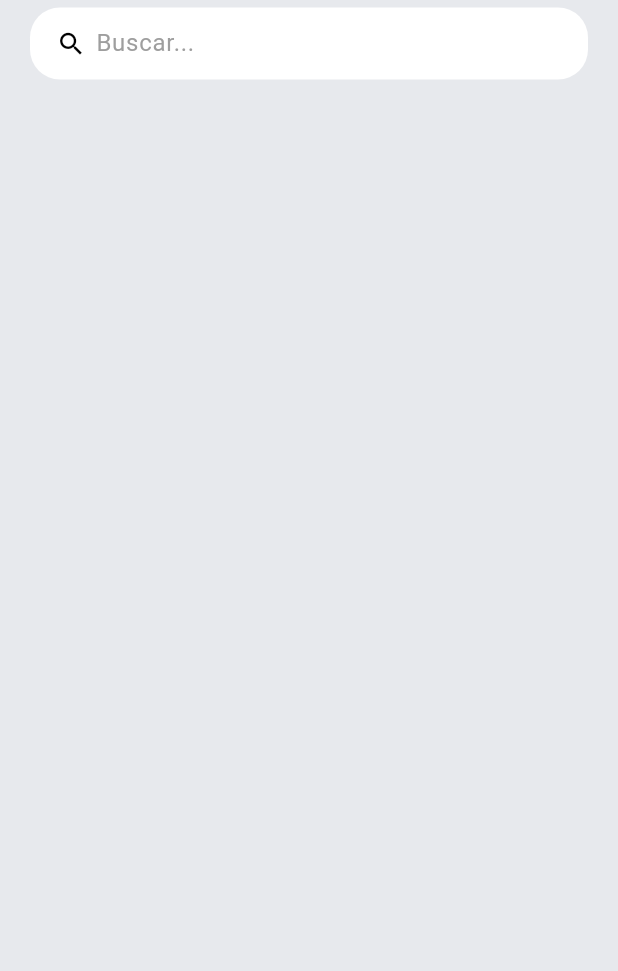
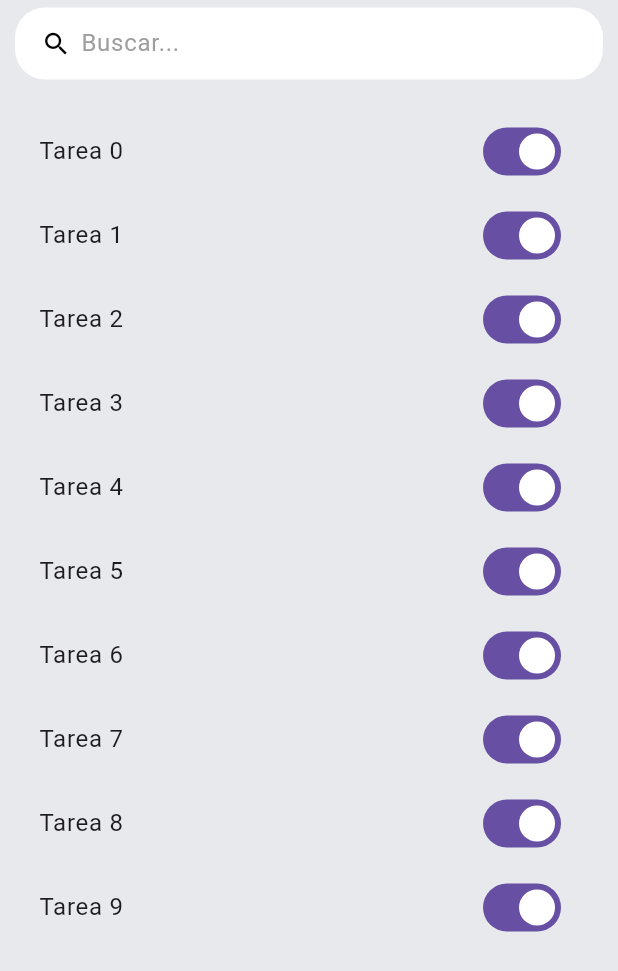
Before and after one commit to Klerith/flutter-todo, a Flutter app: the screen it shows after launch, on a phone screen of 412 x 824 dp. Shown: the top 971 px of the screen. Run offline on Flutter 3.47's test engine with Material 3 defaults, Android fonts, the phone set to English and light mode, and no system bars.

Commit message:
Update imports and padding in HomeScreen

```diff
--- a/lib/presentation/screens/home_screen.dart
+++ b/lib/presentation/screens/home_screen.dart
@@ -1,18 +1,26 @@
 import 'package:flutter/material.dart';
-import 'package:flutter_riverpod/presentation/widgets/search_inputbox.dart';
+import 'package:flutter_riverpod/presentation/widgets/input_boxes/search_inputbox.dart';
+import 'package:flutter_riverpod/presentation/widgets/todo/todo_listview.dart';
 
 class HomeScreen extends StatelessWidget {
   const HomeScreen({Key? key}) : super(key: key);
   @override
   Widget build(BuildContext context) {
+
     return const Scaffold(
       body: SafeArea(
         child: Padding(
-          padding: EdgeInsets.symmetric(horizontal: 20, vertical: 5 ),
+          padding: EdgeInsets.symmetric(horizontal: 10, vertical: 5 ),
           child: Column(
+            crossAxisAlignment: CrossAxisAlignment.start,
             children: [
 
+              // Búsqueda
               SearchInputbox(),
+
+              SizedBox(height: 20),
+
+              TodoListView()
 
             ],
           ),
--- /dev/null
+++ b/lib/presentation/widgets/todo/todo_listview.dart
@@ -0,0 +1,20 @@
+import 'package:flutter/material.dart';
+
+class TodoListView extends StatelessWidget {
+  const TodoListView({super.key});
+
+  @override
+  Widget build(BuildContext context) {
+    return Expanded(
+      child: ListView.builder(
+        // separatorBuilder: (context, index) => const Divider(),
+
+        itemCount: 10,
+        itemBuilder: (BuildContext context, int index) {
+          return SwitchListTile(
+              value: true, onChanged: (value) {}, title: Text('Tarea $index'));
+        },
+      ),
+    );
+  }
+}
```
Also changed, not shown: lib/presentation/widgets/input_boxes/search_inputbox.dart (renamed from lib/presentation/widgets/search_inputbox.dart).
